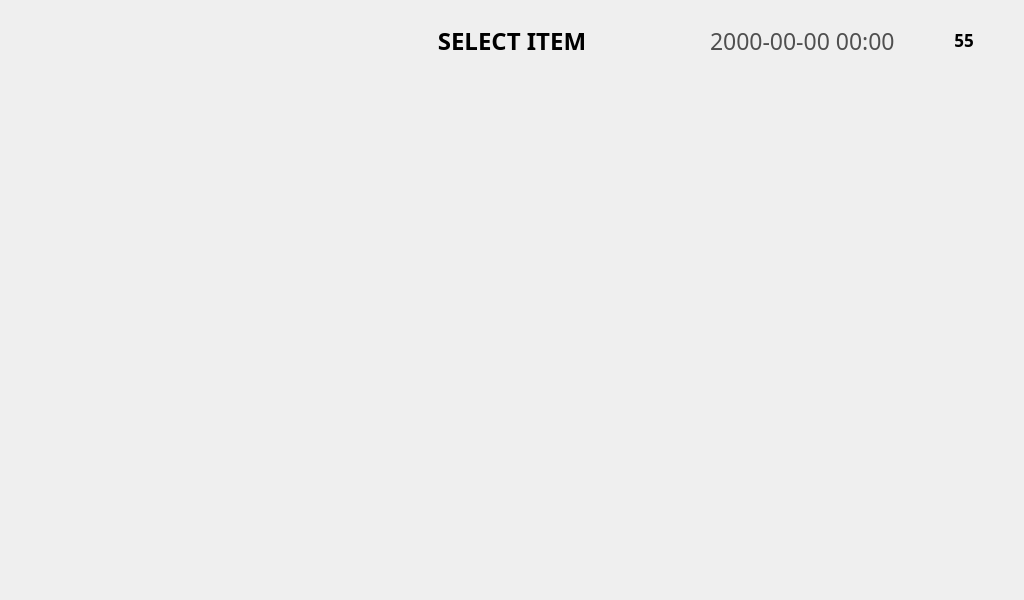
Old version of the form ui/Home/SelectViewWindow.ui in the repository eguruno1/calth_reader.
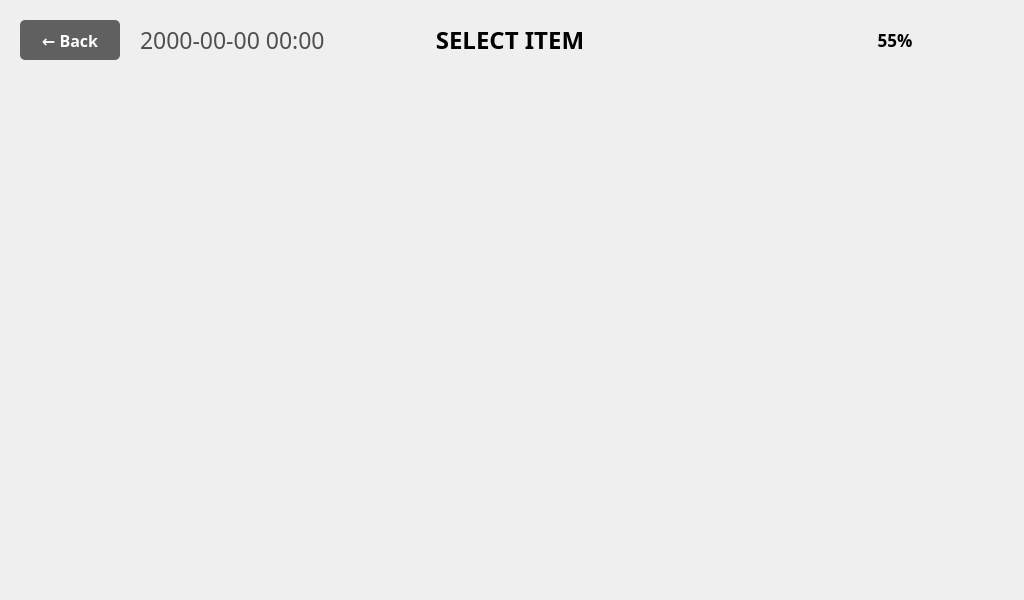
New version of the form. Icons and pictures are not drawn.

The edit to the form file:
```diff
--- a/ui/Home/SelectViewWindow.ui
+++ b/ui/Home/SelectViewWindow.ui
@@ -98,38 +98,47 @@
    <widget class="QPushButton" name="pushButton_SelectBackArrow">
     <property name="geometry">
      <rect>
-      <x>14</x>
-      <y>16</y>
-      <width>50</width>
-      <height>50</height>
+      <x>20</x>
+      <y>20</y>
+      <width>100</width>
+      <height>40</height>
      </rect>
     </property>
     <property name="font">
      <font>
-      <family>Arial</family>
-      <pointsize>12</pointsize>
+      <family>Pretendard</family>
+      <pointsize>16</pointsize>
       <weight>75</weight>
       <bold>true</bold>
      </font>
     </property>
+    <property name="styleSheet">
+     <string notr="true">QPushButton {
+    background-color: #606060;
+    color: white;
+    border: none;
+    border-radius: 5px;
+    font-size: 16px;
+    font-weight: bold;
+}
+QPushButton:hover {
+    background-color: #707070;
+}
+QPushButton:pressed {
+    background-color: #505050;
+}</string>
+    </property>
     <property name="text">
-     <string/>
-    </property>
-    <property name="icon">
-     <iconset>
-      <normaloff>../image/Icon/BackArrow.png</normaloff>../image/Icon/BackArrow.png</iconset>
-    </property>
-    <property name="flat">
-     <bool>true</bool>
+     <string>← Back</string>
     </property>
    </widget>
    <widget class="QLabel" name="label_4">
     <property name="geometry">
      <rect>
-      <x>934</x>
-      <y>25</y>
-      <width>64</width>
-      <height>30</height>
+      <x>850</x>
+      <y>20</y>
+      <width>80</width>
+      <height>40</height>
      </rect>
     </property>
     <property name="text">
@@ -142,10 +151,10 @@
    <widget class="QLabel" name="label_2">
     <property name="geometry">
      <rect>
-      <x>407</x>
-      <y>24</y>
-      <width>210</width>
-      <height>34</height>
+      <x>420</x>
+      <y>20</y>
+      <width>180</width>
+      <height>40</height>
      </rect>
     </property>
     <property name="palette">
@@ -203,10 +212,10 @@
    <widget class="QLabel" name="label_DateNClock">
     <property name="geometry">
      <rect>
-      <x>710</x>
-      <y>24</y>
-      <width>210</width>
-      <height>34</height>
+      <x>140</x>
+      <y>20</y>
+      <width>300</width>
+      <height>40</height>
      </rect>
     </property>
     <property name="palette">
@@ -264,10 +273,10 @@
    <widget class="QLabel" name="label_BatteryGuage">
     <property name="geometry">
      <rect>
-      <x>945</x>
-      <y>25</y>
-      <width>38</width>
-      <height>30</height>
+      <x>820</x>
+      <y>20</y>
+      <width>150</width>
+      <height>40</height>
      </rect>
     </property>
     <property name="palette">
@@ -316,7 +325,7 @@
      </font>
     </property>
     <property name="text">
-     <string>55</string>
+     <string>55%</string>
     </property>
     <property name="alignment">
      <set>Qt::AlignCenter</set>
```
Left out of the diff: 3 changed lines with no effect on the pictures.
